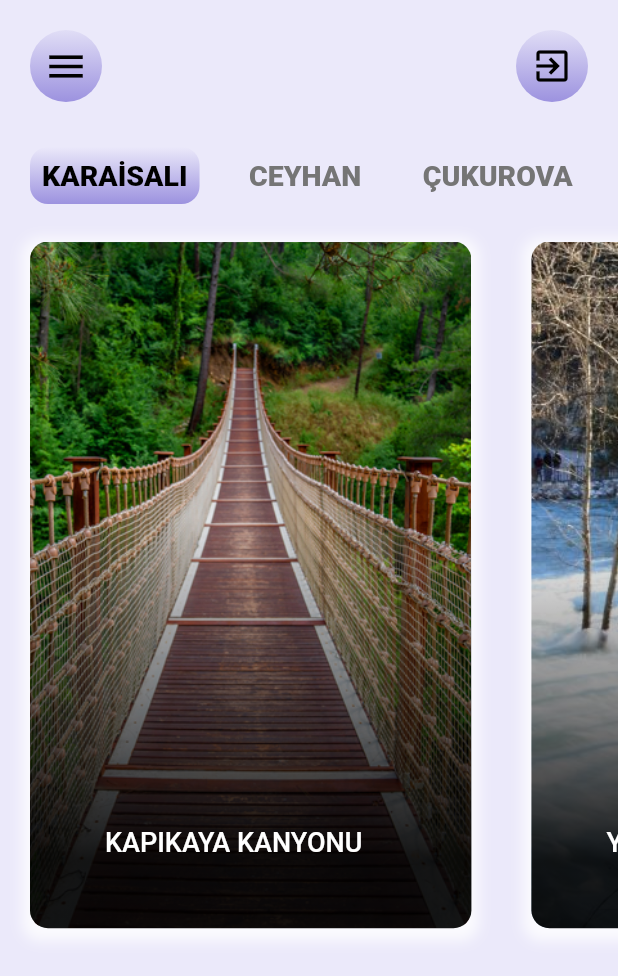
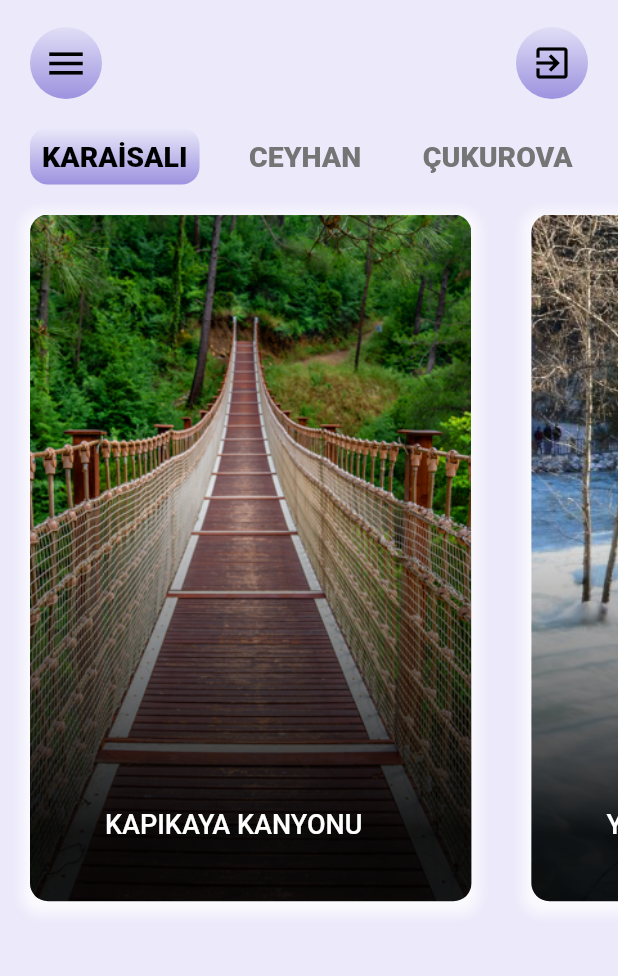
Before and after one commit to mustafa01-crypto/adana, a Flutter app: the Home screen opened directly, on a phone screen of 412 x 824 dp. Shown: the top 976 px of the screen. Run offline on Flutter 3.47's test engine with Material 2 defaults, Android fonts, the phone set to English and light mode, and no system bars; our stand-ins replace carousel_slider, cloud_firestore, firebase_auth, firebase_core, firebase_storage, flutter_rating_stars and 7 more; accounts and stored records are empty; network calls fail.

```diff
--- a/lib/auth/login.dart
+++ b/lib/auth/login.dart
@@ -276,7 +276,7 @@ class _LoginState extends State<Login> {
                       ),
                     ),
                     SizedBox(
-                      height: size.height * 1 / 25,
+                      height: 1,
                     ),
                     Row(
                       mainAxisAlignment: MainAxisAlignment.center,
--- a/lib/home.dart
+++ b/lib/home.dart
@@ -145,11 +145,10 @@ class _HomeState extends State<Home> {
       'puan': "5",
       'ad': "KURTKULAĞI",
       'image': "assets/ceyhan/kurt.jpg",
-      'bilgi': "Varda Köprüsü, Adana ili Karaisalı ilçesi Hacıkırı "
-          "(Kıralan) mahallesi'nde bulunan, yöre halkı tarafından Koca "
-          "Köprü diye anılan köprü. Hacıkırı Demiryolu"
-          " Köprüsü olarak ya da 1912 yılında Almanlar"
-          " tarafından inşa edildiği için Alman köprüsü olarak bilinmektedir.",
+      'bilgi': "Ceyhan'ın 12 km güneydoğusunda Kurtkulağı mahallesi'ndedir. "
+          "Adana Müzesinde bulunan kervansaray kitabesine göre eser "
+          "1659'da Hüseyin Paşa tarafından yaptırılmış olup, mimarı Mehmed "
+          "Ağa'dır.",
     },
     {
       "route": "/tumlu",
@@ -317,9 +316,14 @@ class _HomeState extends State<Home> {
       'puan': "5",
       'ad': "ULU CAMİİ",
       'image': "assets/seyhan/alu.jpg",
-      'bilgi': "Yumurtalık Lagünü Milli Parkı Çukurova’ya yaklaşık 40 km"
-          " uzaklıktadır. Birçok kuş türüne ev sahipliği yapan ve"
-          " onların göç yolu üzerinde bulunan özel bir yerdir."
+      'bilgi':"Ulu Cami büyüklüğü ve tarihî açısından Adana'nın önemli "
+          "eserleri arasında gösterilmektedir. Selçuklu, Memlûklu"
+          " ve Osmanlılar Dönem'lerine ait mimarî karakterleri"
+          " üzerinde toplayan bu eserin üç ayrı kitabesinden,"
+          " ilk defa 1513 yıllarında Ramazan oğlu Halil Bey"
+          " tarafından inşasına başlandığı, 1541 yılında Halil"
+          " Beyin oğlu Piri Mehmet Paşa tarafından bitirilerek "
+          "ibadete açıldığı anlaşılmaktadır."
     },
   ];
 
@@ -452,7 +456,7 @@ class _HomeState extends State<Home> {
                     children: [
                       Text(
                         loggedInuser.email.toString(),
-                        style: tileMetin,
+                        style: metin,
                       ),
                     ],
                   ),
@@ -464,7 +468,7 @@ class _HomeState extends State<Home> {
             crossAxisAlignment: CrossAxisAlignment.start,
             children: [
               Container(
-                padding: EdgeInsets.only(top: 20, left: 20, right: 20),
+                padding: EdgeInsets.only(top: 18, left: 20, right: 20),
                 child: Row(
                   mainAxisAlignment: MainAxisAlignment.spaceBetween,
                   children: [
@@ -509,7 +513,7 @@ class _HomeState extends State<Home> {
                   ],
                 ),
               ),
-              SizedBox(height: 30),
+              SizedBox(height: 19),
               SingleChildScrollView(
                 scrollDirection: Axis.horizontal,
                 child: Row(
@@ -557,7 +561,7 @@ class _HomeState extends State<Home> {
                 ),
               ),
               SizedBox(
-                height: 5,
+                height: 3,
               ),
               Container(
                   decoration: BoxDecoration(),
@@ -580,7 +584,7 @@ class _HomeState extends State<Home> {
                               },
                               child: Padding(
                                 padding: EdgeInsets.symmetric(
-                                    horizontal: 20, vertical: 20),
+                                    horizontal: 20, vertical: 17),
                                 child: Stack(children: [
                                   Hero(
                                     tag: "target$index",
--- a/lib/ilceler/ceyhan/durhasan.dart
+++ b/lib/ilceler/ceyhan/durhasan.dart
@@ -91,7 +91,8 @@ class _DurhasanState extends State<Durhasan>
     return Scaffold(
       backgroundColor: kutu,
       appBar: mainAppBar(title),
-      body: SafeArea(
+      body: SingleChildScrollView(
+        child: SafeArea(
           child: Column(
             children: [
               sliderImage(
@@ -130,6 +131,7 @@ class _DurhasanState extends State<Durhasan>
               )
 
             ],
+          ),
         ),
       ),
     );
--- a/lib/ilceler/ceyhan/kurtkulagi.dart
+++ b/lib/ilceler/ceyhan/kurtkulagi.dart
@@ -29,7 +29,7 @@ class _KurtKulagiState extends State<KurtKulagi>
     with SingleTickerProviderStateMixin {
   double x = 36.9235693;
   double y = 35.8837971;
-  String title = "Kurtkulağı Kervansarayı";
+  String title = "Kurtkulağı";
   FirebaseAuth auth = FirebaseAuth.instance;
 
   void initState() {
--- a/lib/ilceler/ceyhan/yilanKale.dart
+++ b/lib/ilceler/ceyhan/yilanKale.dart
@@ -93,7 +93,8 @@ class _YilanKaleState extends State<YilanKale>
       backgroundColor: kutu,
       appBar: mainAppBar(title),
 
-      body: SafeArea(
+      body: SingleChildScrollView(
+        child: SafeArea(
           child: Column(
             mainAxisSize: MainAxisSize.max,
             children: [
@@ -135,6 +136,7 @@ class _YilanKaleState extends State<YilanKale>
               )
 
             ],
+          ),
         ),
       ),
     );
--- a/lib/ilceler/cukurova/muzeKompleksi.dart
+++ b/lib/ilceler/cukurova/muzeKompleksi.dart
@@ -29,7 +29,7 @@ class _MuzeKompleksiState extends State<MuzeKompleksi>
     with SingleTickerProviderStateMixin {
   double x = 36.9951108;
   double y = 35.3114389;
-  String title = "Adana Müze Kompleksi";
+  String title = "Müze Kompleksi";
   FirebaseAuth auth = FirebaseAuth.instance;
 
   void initState() {
--- a/lib/ilceler/karaisali/almankoprusu.dart
+++ b/lib/ilceler/karaisali/almankoprusu.dart
@@ -29,7 +29,7 @@ class _AlmanKoprusuState extends State<AlmanKoprusu>
     with SingleTickerProviderStateMixin {
   double x = 37.242919;
   double y = 34.976780;
-  String title = "Alman (Varda) Köprüsü";
+  String title = "Varda Köprüsü";
   FirebaseAuth auth = FirebaseAuth.instance;
 
   void initState() {
--- a/lib/ilceler/seyhan/ataturkEvi.dart
+++ b/lib/ilceler/seyhan/ataturkEvi.dart
@@ -63,7 +63,7 @@ class _AtaturkEviState extends State<AtaturkEvi>
       commentHint: "...",
       message: 'Atatürk Evi hakkında ne düşünüyorsunuz',
       image: Image.asset(
-        "assets/ata.jpg",
+        "assets/seyhan/ata.jpg",
         height: 100,
       ),
       submitButton: 'Gönder',
--- a/lib/ilceler/seyhan/bebekliKilisesi.dart
+++ b/lib/ilceler/seyhan/bebekliKilisesi.dart
@@ -63,7 +63,7 @@ class _BebekliKilisesiState extends State<BebekliKilisesi>
       commentHint: "...",
       message: 'Bebekli Kilisesi hakkında ne düşünüyorsunuz',
       image: Image.asset(
-        "assets/kilise.jpg",
+        "assets/seyhan/kilise.jpg",
         height: 100,
       ),
       submitButton: 'Gönder',
--- a/lib/ilceler/seyhan/cobanDedeParki.dart
+++ b/lib/ilceler/seyhan/cobanDedeParki.dart
@@ -63,7 +63,7 @@ class _CobanDedeState extends State<CobanDede>
       commentHint: "...",
       message: 'Çoban Dede hakkında ne düşünüyorsunuz',
       image: Image.asset(
-        "assets/dede.jpg",
+        "assets/seyhan/dede.jpg",
         height: 100,
       ),
       submitButton: 'Gönder',
--- a/lib/ilceler/seyhan/saatKulesi.dart
+++ b/lib/ilceler/seyhan/saatKulesi.dart
@@ -63,7 +63,7 @@ class _SaatKulesiState extends State<SaatKulesi>
       commentHint: "...",
       message: 'Büyük Saat Kulesi hakkında ne düşünüyorsunuz',
       image: Image.asset(
-        "assets/saat.jpg",
+        "assets/seyhan/saat.jpg",
         height: 100,
       ),
       submitButton: 'Gönder',
--- a/lib/ilceler/seyhan/sabanciMerkezCami.dart
+++ b/lib/ilceler/seyhan/sabanciMerkezCami.dart
@@ -63,7 +63,7 @@ class _SabanciMerkezCamiiState extends State<SabanciMerkezCamii>
       commentHint: "...",
       message: 'Sabancı Merkez Camii hakkında ne düşünüyorsunuz',
       image: Image.asset(
-        "assets/merkezcami.jpg",
+        "assets/seyhan/merkezcami.jpg",
         height: 100,
       ),
       submitButton: 'Gönder',
--- a/lib/ilceler/seyhan/sinemaMüzesi.dart
+++ b/lib/ilceler/seyhan/sinemaMüzesi.dart
@@ -29,7 +29,7 @@ class _SinemaMuzesiState extends State<SinemaMuzesi>
     with SingleTickerProviderStateMixin {
   double x = 36.988459;
   double y = 35.331943;
-  String title = "ADANA SİNEMA MÜZESİ";
+  String title = "SİNEMA MÜZESİ";
   FirebaseAuth auth = FirebaseAuth.instance;
 
   void initState() {
@@ -63,7 +63,7 @@ class _SinemaMuzesiState extends State<SinemaMuzesi>
       commentHint: "...",
       message: 'Adana Sinema Müzesi hakkında ne düşünüyorsunuz',
       image: Image.asset(
-        "assets/sinema.jpg",
+        "assets/seyhan/sinema.jpg",
         height: 100,
       ),
       submitButton: 'Gönder',
--- a/lib/ilceler/seyhan/tasKopru.dart
+++ b/lib/ilceler/seyhan/tasKopru.dart
@@ -64,7 +64,7 @@ class _TasKopruState extends State<TasKopru>
       commentHint: "...",
       message: 'Yerköprü hakkında ne düşünüyorsunuz',
       image: Image.asset(
-        "assets/taskopru.jpg",
+        "assets/seyhan/taskopru.jpg",
         height: 100,
       ),
       submitButton: 'Gönder',
--- a/lib/ilceler/seyhan/uluCami.dart
+++ b/lib/ilceler/seyhan/uluCami.dart
@@ -63,7 +63,7 @@ class _UluCamiiState extends State<UluCamii>
       commentHint: "...",
       message: 'Yerköprü hakkında ne düşünüyorsunuz',
       image: Image.asset(
-        "assets/alu.jpg",
+        "assets/seyhan/alu.jpg",
         height: 100,
       ),
       submitButton: 'Gönder',
--- a/lib/main.dart
+++ b/lib/main.dart
@@ -5,6 +5,7 @@ import 'package:adana/ilceler/ceyhan/durhasan.dart';
 import 'package:adana/ilceler/ceyhan/kurtkulagi.dart';
 import 'package:adana/ilceler/ceyhan/tumlu.dart';
 import 'package:adana/ilceler/ceyhan/yilanKale.dart';
+import 'package:adana/ilceler/cukurova/karatasPlaji.dart';
 import 'package:adana/ilceler/cukurova/muzeKompleksi.dart';
 import 'package:adana/ilceler/cukurova/sevgiAdasi.dart';
 import 'package:adana/ilceler/cukurova/seyhanBaraji.dart';
@@ -73,7 +74,7 @@ class MyApp extends StatelessWidget {
         //cukurova
 
         GetPage(name: '/dogal', page: () => DogalPark()),
-        GetPage(name: '/karatas', page: () => YilanKale()),
+        GetPage(name: '/karatas', page: () => KaratasPlaji()),
         GetPage(name: '/muze', page: () => MuzeKompleksi()),
         GetPage(name: '/sevgi', page: () => SevgiAdasi()),
         GetPage(name: '/baraj', page: () => SeyhanBaraji()),
```
Also changed, not shown: lib/auth/register.dart (+9 -8 lines). Lines whose indentation alone changed are shown as unchanged.
